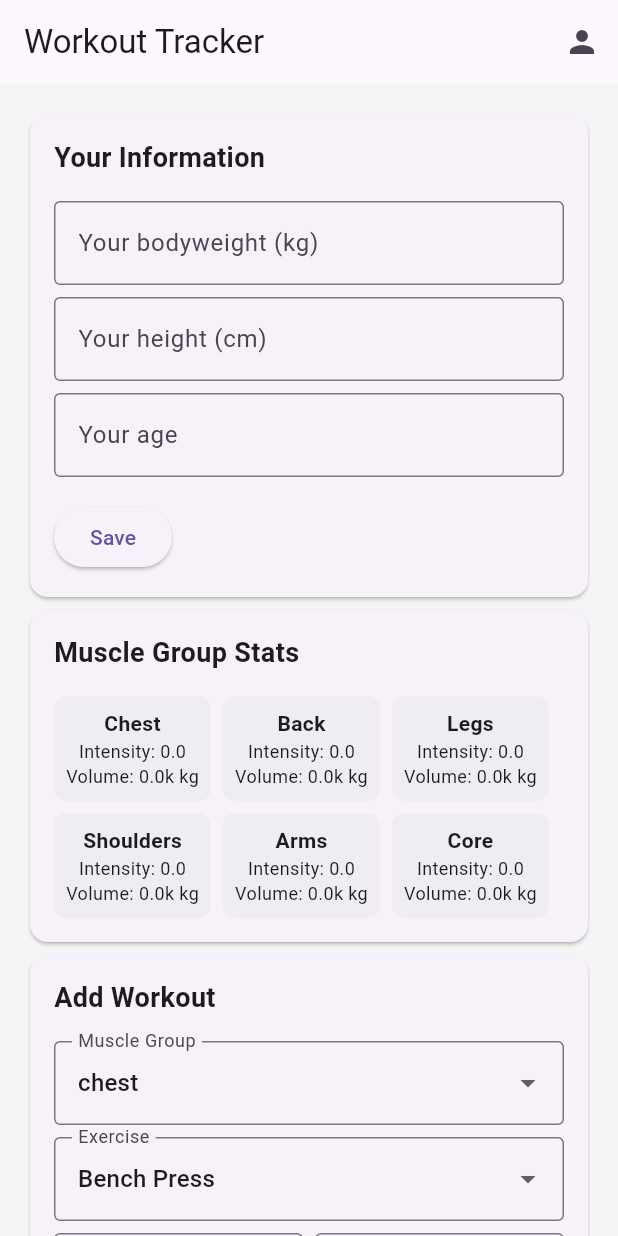
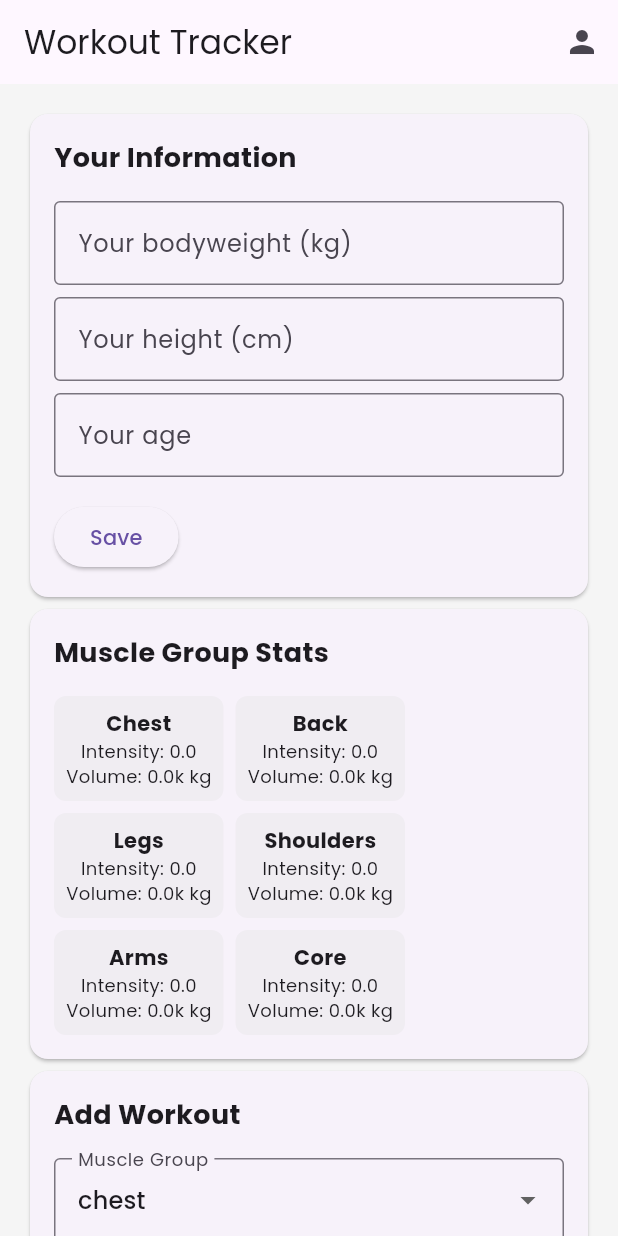
Before and after one commit to ghifariaulia/fitness-tracker, a Flutter app: the screen it shows after launch, on a phone screen of 412 x 824 dp. Run offline on Flutter 3.47's test engine with Material 3 defaults, Android fonts, the phone set to English and light mode, and no system bars; our stand-ins replace google_fonts, shared_preferences, sqflite, sqflite_common_ffi; accounts and stored records are empty.

Commit message:
change main fonts

```diff
--- a/lib/main.dart
+++ b/lib/main.dart
@@ -1,6 +1,7 @@
 import 'dart:io';
 import 'package:flutter/foundation.dart';
 import 'package:flutter/material.dart';
+import 'package:google_fonts/google_fonts.dart';
 import 'package:sqflite_common_ffi/sqflite_ffi.dart';
 import 'screens/home_screen.dart';
 
@@ -27,6 +28,9 @@ class WorkoutTrackerApp extends StatelessWidget {
     return MaterialApp(
       title: 'Workout Tracker',
       theme: ThemeData(
+        textTheme: GoogleFonts.poppinsTextTheme(
+          Theme.of(context).textTheme,
+        ),
         primarySwatch: Colors.blue,
         scaffoldBackgroundColor: Colors.grey[100],
       ),
```
